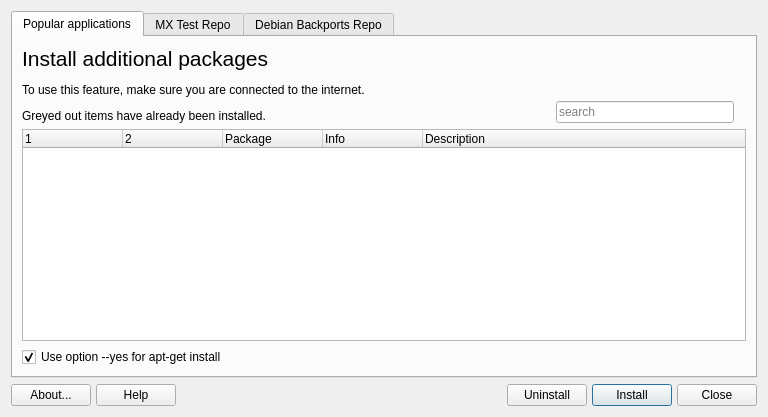
Above: mainwindow.ui from AdrianTM/mx-package-manager before the change. Below: the same form after it.
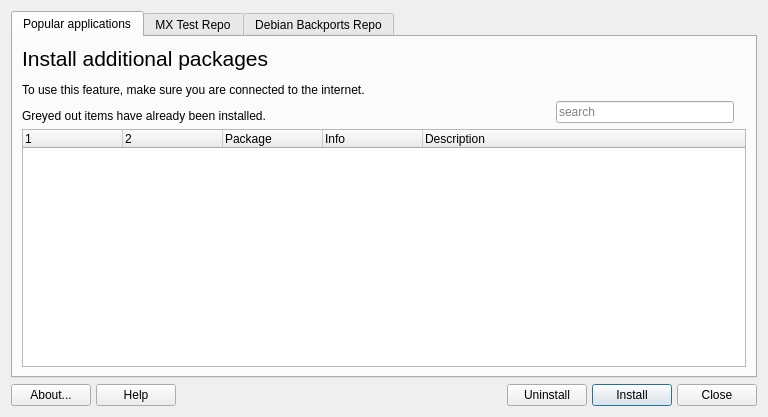
That is the form after the change. Icons and pictures are not drawn.

Commit message: removed checkbox for adding --yes to apt-get install

The edit to the form file:
```diff
--- a/mainwindow.ui
+++ b/mainwindow.ui
@@ -95,16 +95,6 @@
          </column>
         </widget>
        </item>
-       <item row="4" column="0">
-        <widget class="QCheckBox" name="yesCheckBox">
-         <property name="text">
-          <string>Use option --yes for apt-get install</string>
-         </property>
-         <property name="checked">
-          <bool>true</bool>
-         </property>
-        </widget>
-       </item>
        <item row="2" column="2">
         <widget class="QLineEdit" name="searchPopular">
          <property name="placeholderText">
```
Left out of the diff: 5 changed lines with no effect on the pictures. The commit also changes 15 other files.
